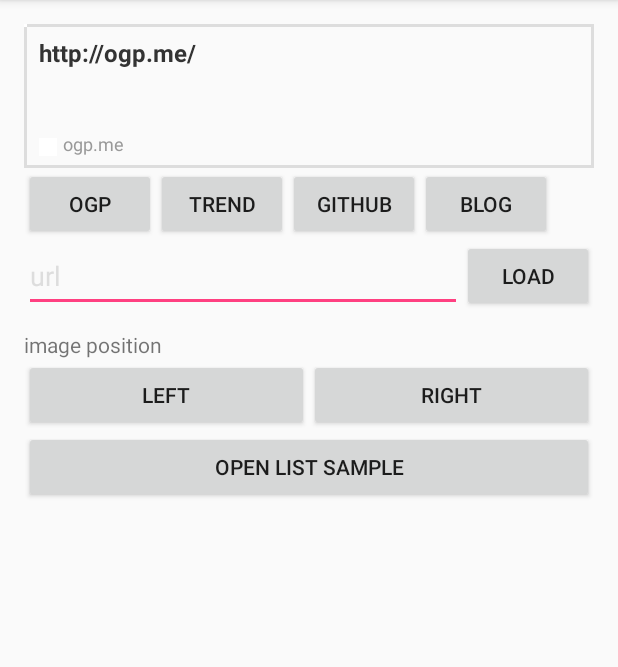
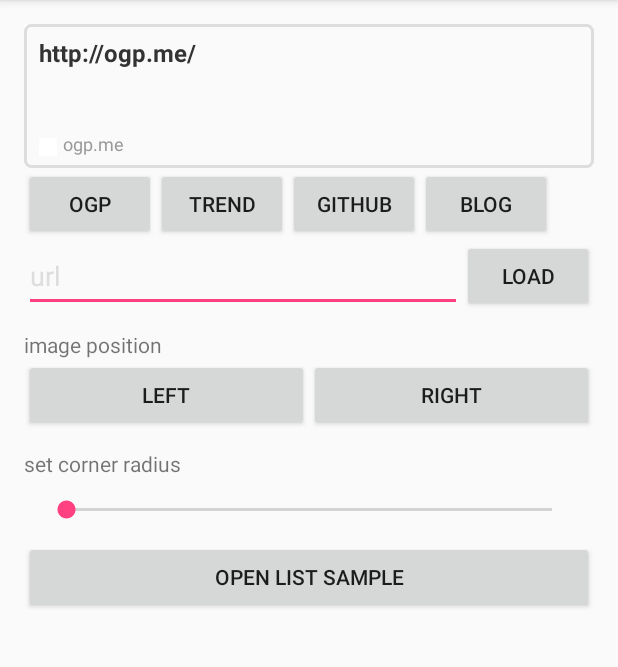
Before and after one commit to kaelaela/OpenGraphView, an Android app: the screen it shows after launch (MainActivity), on a phone screen of 412 x 824 dp, the part 84-751 px from its top. Run offline under Robolectric (Android 15) with nearby library versions, the phone set to English and light mode, and no system bars; network calls fail; pictures from the network do not load.

Commit message:
Update sample

```diff
--- a/sample/src/main/java/me/kaelaela/sample/MainActivity.java
+++ b/sample/src/main/java/me/kaelaela/sample/MainActivity.java
@@ -7,6 +7,7 @@ import android.support.v7.app.AppCompatActivity;
 import android.view.View;
 import android.widget.Button;
 import android.widget.EditText;
+import android.widget.SeekBar;
 import me.kaelaela.opengraphview.OpenGraphView;
 
 public class MainActivity extends AppCompatActivity {
@@ -83,6 +84,24 @@ public class MainActivity extends AppCompatActivity {
             }
         });
 
+        final float density = getResources().getDisplayMetrics().density;
+        ((SeekBar) findViewById(R.id.radius_seek_bar)).setOnSeekBarChangeListener(new SeekBar.OnSeekBarChangeListener() {
+            @Override
+            public void onProgressChanged(SeekBar seekBar, int progress, boolean fromUser) {
+                openGraphView.setCornerRadius(progress * density);
+            }
+
+            @Override
+            public void onStartTrackingTouch(SeekBar seekBar) {
+
+            }
+
+            @Override
+            public void onStopTrackingTouch(SeekBar seekBar) {
+
+            }
+        });
+
         findViewById(R.id.open_list_button).setOnClickListener(new View.OnClickListener() {
             @Override
             public void onClick(View v) {
--- a/sample/src/main/res/layout/activity_main.xml
+++ b/sample/src/main/res/layout/activity_main.xml
@@ -17,6 +17,7 @@
             android:layout_width="match_parent"
             android:layout_height="96dp"
             og:bgColor="@android:color/white"
+            og:cornerRadius="4dp"
             og:descTextColor="@color/text_black"
             og:faviconPlaceHolder="@color/light_gray"
             og:imagePlaceHolder="@color/light_gray"
@@ -122,6 +123,21 @@
 
     </LinearLayout>
 
+    <TextView
+            android:layout_width="wrap_content"
+            android:layout_height="wrap_content"
+            android:layout_marginTop="12dp"
+            android:text="set corner radius"
+            />
+
+    <SeekBar
+            android:id="@+id/radius_seek_bar"
+            android:layout_width="match_parent"
+            android:layout_height="wrap_content"
+            android:layout_margin="12dp"
+            android:max="48"
+            />
+
     <Button
             android:id="@+id/open_list_button"
             android:layout_width="match_parent"
```
